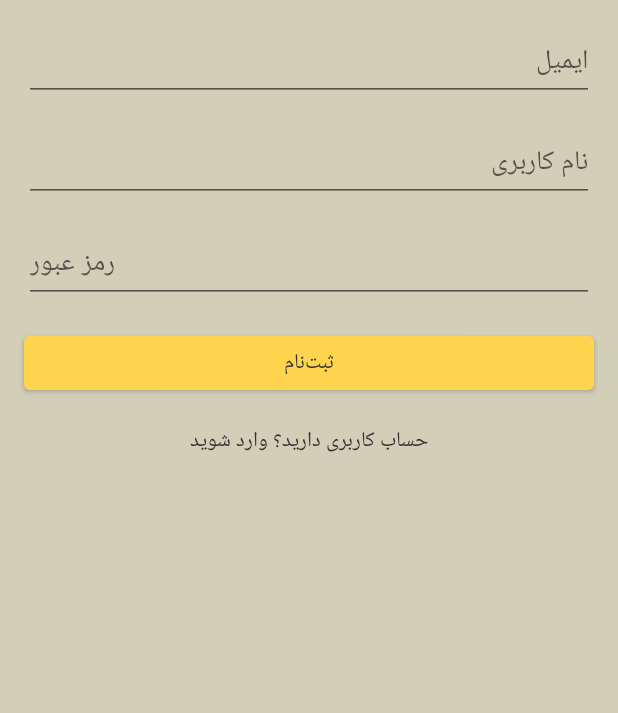
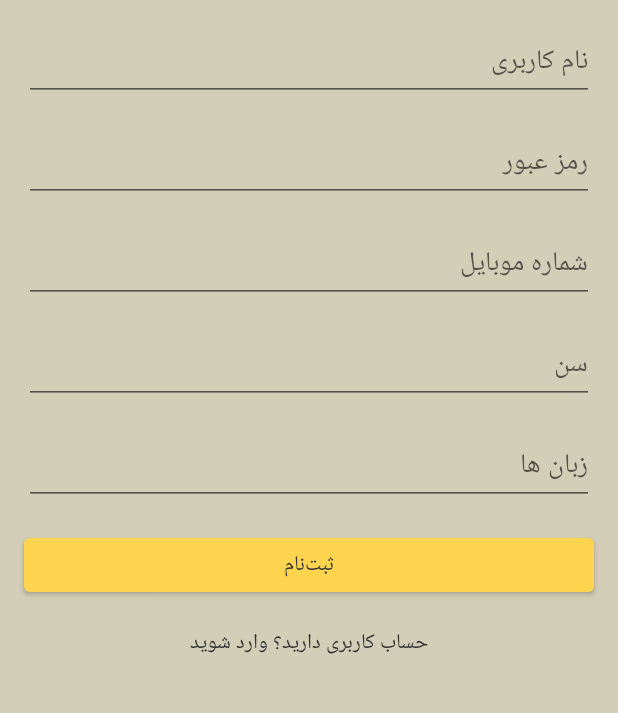
Before and after one commit to saeedsamie/Barchasb-Android-Application, an Android app: the SignUpFragment screen opened through its navigation route, on a phone screen of 412 x 824 dp, the part 249-962 px from its top. Run offline under Robolectric (Android 15) with nearby library versions, the phone set to English and light mode, and no system bars.

Commit message:
design: add new fields to signup page

```diff
--- a/app/src/main/res/layout/fragment_sign_up.xml
+++ b/app/src/main/res/layout/fragment_sign_up.xml
@@ -16,16 +16,6 @@
         app:layout_constraintStart_toStartOf="parent"
         app:layout_constraintTop_toTopOf="parent" />
 
-    <EditText
-        android:id="@+id/email"
-        android:layout_width="0dp"
-        android:layout_height="wrap_content"
-        android:layout_margin="16dp"
-        android:hint="ایمیل"
-        android:inputType="textEmailAddress"
-        app:layout_constraintEnd_toEndOf="parent"
-        app:layout_constraintStart_toStartOf="parent"
-        app:layout_constraintTop_toBottomOf="@id/logoImage" />
 
     <EditText
         android:id="@+id/username"
@@ -36,18 +26,55 @@
         android:inputType="text"
         app:layout_constraintEnd_toEndOf="parent"
         app:layout_constraintStart_toStartOf="parent"
-        app:layout_constraintTop_toBottomOf="@id/email" />
+        app:layout_constraintTop_toBottomOf="@id/logoImage" />
 
     <EditText
         android:id="@+id/password"
         android:layout_width="0dp"
         android:layout_height="wrap_content"
         android:layout_margin="16dp"
+        android:gravity="end"
         android:hint="رمز عبور"
         android:inputType="textPassword"
         app:layout_constraintEnd_toEndOf="parent"
         app:layout_constraintStart_toStartOf="parent"
         app:layout_constraintTop_toBottomOf="@id/username" />
+
+    <EditText
+        android:id="@+id/phone"
+        android:layout_width="0dp"
+        android:layout_height="wrap_content"
+        android:layout_margin="16dp"
+        android:gravity="end"
+        android:hint="شماره موبایل"
+        android:inputType="phone|number"
+        app:layout_constraintEnd_toEndOf="parent"
+        app:layout_constraintStart_toStartOf="parent"
+        app:layout_constraintTop_toBottomOf="@id/password" />
+
+    <EditText
+        android:id="@+id/age"
+        android:layout_width="0dp"
+        android:layout_height="wrap_content"
+        android:layout_margin="16dp"
+        android:gravity="end"
+        android:hint="سن"
+        android:inputType="textPassword"
+        app:layout_constraintEnd_toEndOf="parent"
+        app:layout_constraintStart_toStartOf="parent"
+        app:layout_constraintTop_toBottomOf="@id/phone" />
+
+    <EditText
+        android:id="@+id/userLanguages"
+        android:layout_width="0dp"
+        android:layout_height="wrap_content"
+        android:layout_margin="16dp"
+        android:gravity="end"
+        android:hint="زبان ها"
+        android:inputType="textPassword"
+        app:layout_constraintEnd_toEndOf="parent"
+        app:layout_constraintStart_toStartOf="parent"
+        app:layout_constraintTop_toBottomOf="@id/age" />
 
     <Button
         android:id="@+id/signupButton"
@@ -58,7 +85,7 @@
         android:textColor="@android:color/secondary_text_light"
         app:layout_constraintEnd_toEndOf="parent"
         app:layout_constraintStart_toStartOf="parent"
-        app:layout_constraintTop_toBottomOf="@id/password" />
+        app:layout_constraintTop_toBottomOf="@id/userLanguages" />
 
     <TextView
         android:id="@+id/loginRedirect"
```
